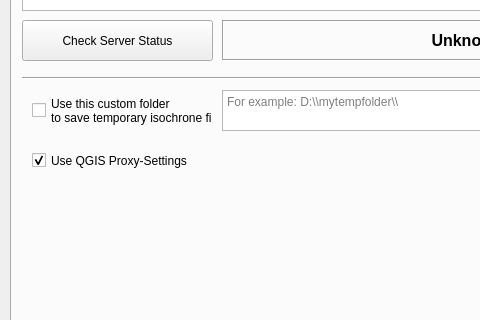
Above: otp_plugin_dialog_base.ui from mkoenigb/OpenTripPlannerPlugin before the change; both pictures show x 0 to 480 and y 106 to 426 of the 751 by 573 pixel window. Below: the same form after it.
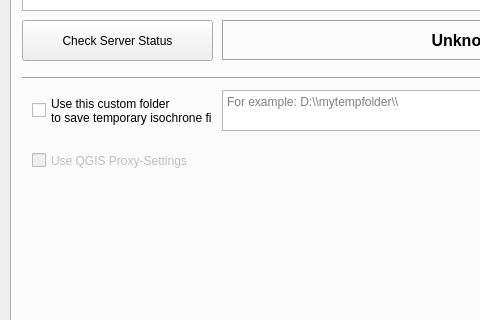
That is the form after the change. The open tabs and pages were chosen to show the change. Custom widgets are drawn as their Qt base class.

The edit to the form file:
```diff
--- a/otp_plugin_dialog_base.ui
+++ b/otp_plugin_dialog_base.ui
@@ -2303,6 +2303,9 @@
      </property>
     </widget>
     <widget class="QCheckBox" name="GeneralSettings_Proxy_Use">
+     <property name="enabled">
+      <bool>false</bool>
+     </property>
      <property name="geometry">
       <rect>
        <x>20</x>
@@ -2317,9 +2320,15 @@
      <property name="text">
       <string>Use QGIS Proxy-Settings</string>
      </property>
-     <property name="checked">
+     <property name="checkable">
       <bool>true</bool>
      </property>
+     <property name="checked">
+      <bool>false</bool>
+     </property>
+     <property name="autoExclusive">
+      <bool>false</bool>
+     </property>
     </widget>
    </widget>
    <widget class="QWidget" name="tab_about">
```
Left out of the diff: 2 changed lines with no effect on the pictures.
